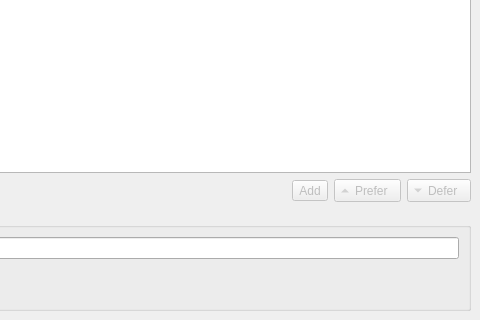
Above: src/ui/setlist.ui from progwolff/performer before the change; both pictures show x 188 to 668 and y 331 to 651 of the 668 by 651 pixel window. Below: the same form after it.
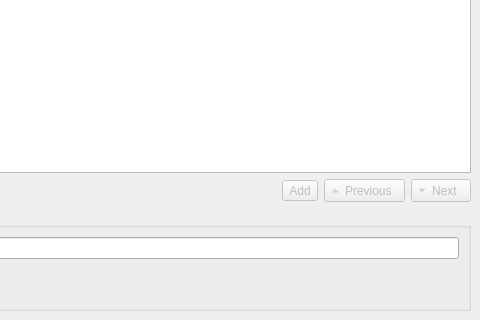
That is the form after the change. Icons and pictures are not drawn. Custom widgets are drawn as their Qt base class.

Diff of the .ui file:
```diff
--- a/src/ui/setlist.ui
+++ b/src/ui/setlist.ui
@@ -97,7 +97,7 @@
        <bool>false</bool>
       </property>
       <property name="text">
-       <string>Prefer</string>
+       <string>Previous</string>
       </property>
       <property name="toolButtonStyle">
        <enum>Qt::ToolButtonTextBesideIcon</enum>
@@ -113,7 +113,7 @@
        <bool>false</bool>
       </property>
       <property name="text">
-       <string>Defer</string>
+       <string>Next</string>
       </property>
       <property name="toolButtonStyle">
        <enum>Qt::ToolButtonTextBesideIcon</enum>
```
Left out of the diff: 18 changed lines with no effect on the pictures.
